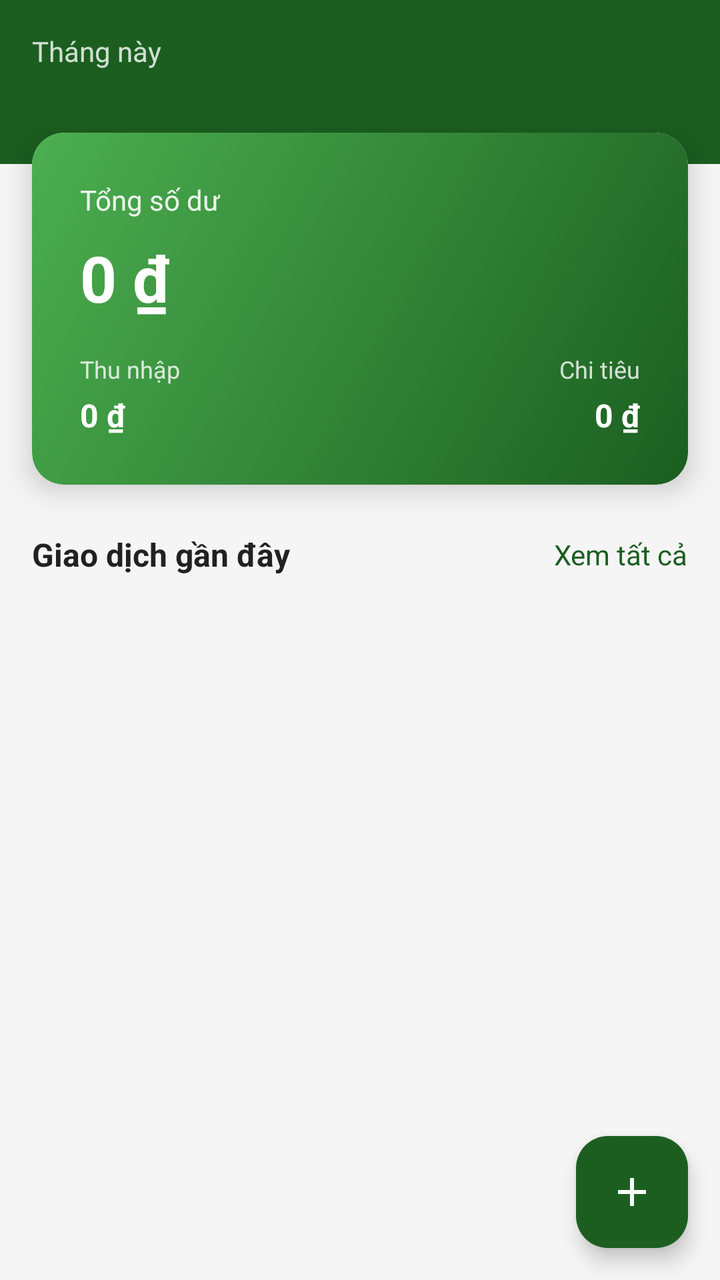
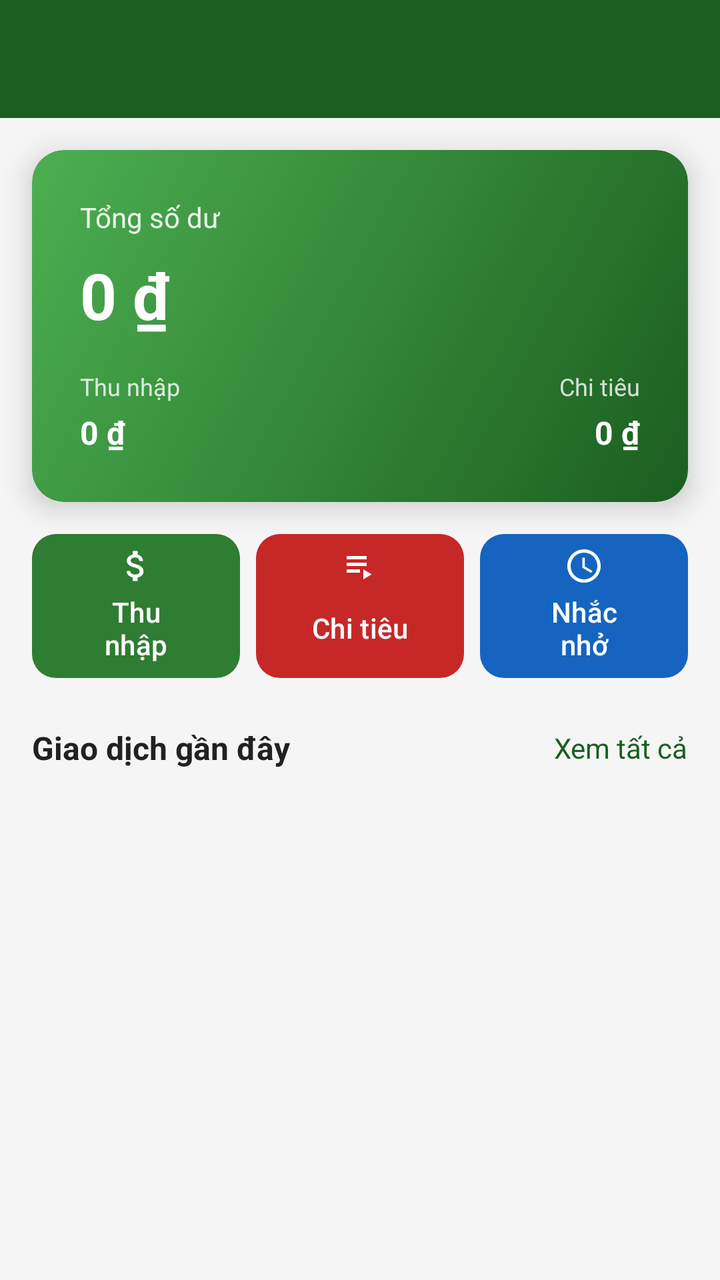

Screens rendered from an Android XML layout before and after an edit, with the pre-edit source and the edit as a unified diff.
<!-- AndroidManifest.xml: application theme Theme.AppQuanLyChiTieu -->
<!-- res/layout/fragment_home.xml -->
<?xml version="1.0" encoding="utf-8"?>
<androidx.coordinatorlayout.widget.CoordinatorLayout xmlns:android="http://schemas.android.com/apk/res/android"
    xmlns:app="http://schemas.android.com/apk/res-auto"
    android:layout_width="match_parent"
    android:layout_height="match_parent"
    android:background="@color/background">

    <androidx.core.widget.NestedScrollView
        android:layout_width="match_parent"
        android:layout_height="match_parent"
        android:clipToPadding="false"
        android:paddingBottom="80dp">

        <LinearLayout
            android:layout_width="match_parent"
            android:layout_height="wrap_content"
            android:orientation="vertical">

            
            <LinearLayout
                android:layout_width="match_parent"
                android:layout_height="wrap_content"
                android:background="@color/primary"
                android:orientation="vertical"
                android:padding="@dimen/spacing_md">

                <TextView
                    android:layout_width="wrap_content"
                    android:layout_height="wrap_content"
                    android:text="@string/this_month"
                    android:textColor="@color/white"
                    android:textSize="@dimen/text_body"
                    android:alpha="0.8" />

                <TextView
                    android:id="@+id/tv_month_year"
                    android:layout_width="wrap_content"
                    android:layout_height="wrap_content"
                    android:textColor="@color/white"
                    android:textSize="@dimen/text_title"
                    android:textStyle="bold"
                    android:layout_marginTop="4dp" />
            </LinearLayout>

            
            <androidx.cardview.widget.CardView
                android:layout_width="match_parent"
                android:layout_height="wrap_content"
                android:layout_marginStart="@dimen/spacing_md"
                android:layout_marginEnd="@dimen/spacing_md"
                android:layout_marginTop="-16dp"
                app:cardCornerRadius="@dimen/card_corner_radius"
                app:cardElevation="8dp">

                <LinearLayout
                    android:layout_width="match_parent"
                    android:layout_height="wrap_content"
                    android:background="@drawable/bg_balance_card"
                    android:orientation="vertical"
                    android:padding="@dimen/spacing_lg">

                    <TextView
                        android:layout_width="wrap_content"
                        android:layout_height="wrap_content"
                        android:text="@string/total_balance"
                        android:textColor="@color/white"
                        android:textSize="@dimen/text_body"
                        android:alpha="0.9" />

                    <TextView
                        android:id="@+id/tv_balance"
                        android:layout_width="wrap_content"
                        android:layout_height="wrap_content"
                        android:text="0 ₫"
                        android:textColor="@color/white"
                        android:textSize="@dimen/text_display"
                        android:textStyle="bold"
                        android:layout_marginTop="8dp" />

                    <LinearLayout
                        android:layout_width="match_parent"
                        android:layout_height="wrap_content"
                        android:layout_marginTop="@dimen/spacing_md"
                        android:orientation="horizontal">

                        
                        <LinearLayout
                            android:layout_width="0dp"
                            android:layout_height="wrap_content"
                            android:layout_weight="1"
                            android:orientation="vertical">

                            <TextView
                                android:layout_width="wrap_content"
                                android:layout_height="wrap_content"
                                android:text="@string/income"
                                android:textColor="@color/white"
                                android:textSize="@dimen/text_caption"
                                android:alpha="0.8" />

                            <TextView
                                android:id="@+id/tv_income"
                                android:layout_width="wrap_content"
                                android:layout_height="wrap_content"
                                android:text="0 ₫"
                                android:textColor="@color/white"
                                android:textSize="@dimen/text_subtitle"
                                android:textStyle="bold"
                                android:layout_marginTop="4dp" />
                        </LinearLayout>

                        
                        <LinearLayout
                            android:layout_width="0dp"
                            android:layout_height="wrap_content"
                            android:layout_weight="1"
                            android:orientation="vertical"
                            android:gravity="end">

                            <TextView
                                android:layout_width="wrap_content"
                                android:layout_height="wrap_content"
                                android:text="@string/expense"
                                android:textColor="@color/white"
                                android:textSize="@dimen/text_caption"
                                android:alpha="0.8" />

                            <TextView
                                android:id="@+id/tv_expense"
                                android:layout_width="wrap_content"
                                android:layout_height="wrap_content"
                                android:text="0 ₫"
                                android:textColor="@color/white"
                                android:textSize="@dimen/text_subtitle"
                                android:textStyle="bold"
                                android:layout_marginTop="4dp" />
                        </LinearLayout>
                    </LinearLayout>
                </LinearLayout>
            </androidx.cardview.widget.CardView>

            
            <LinearLayout
                android:layout_width="match_parent"
                android:layout_height="wrap_content"
                android:orientation="horizontal"
                android:gravity="center_vertical"
                android:paddingStart="@dimen/spacing_md"
                android:paddingEnd="@dimen/spacing_md"
                android:paddingTop="@dimen/spacing_lg"
                android:paddingBottom="@dimen/spacing_sm">

                <TextView
                    android:layout_width="0dp"
                    android:layout_height="wrap_content"
                    android:layout_weight="1"
                    android:text="@string/recent_transactions"
                    android:textColor="@color/text_primary"
                    android:textSize="@dimen/text_subtitle"
                    android:textStyle="bold" />

                <TextView
                    android:id="@+id/tv_see_all"
                    android:layout_width="wrap_content"
                    android:layout_height="wrap_content"
                    android:text="@string/see_all"
                    android:textColor="@color/primary"
                    android:textSize="@dimen/text_body" />
            </LinearLayout>

            
            <ListView
                android:id="@+id/rv_recent_transactions"
                android:layout_width="match_parent"
                android:layout_height="wrap_content"
                android:paddingStart="@dimen/spacing_md"
                android:paddingEnd="@dimen/spacing_md"
                android:divider="@null"
                android:dividerHeight="0dp"
                android:nestedScrollingEnabled="false" />

            
            <TextView
                android:id="@+id/tv_empty"
                android:layout_width="match_parent"
                android:layout_height="wrap_content"
                android:gravity="center"
                android:padding="@dimen/spacing_xl"
                android:text="@string/no_transactions"
                android:textColor="@color/text_hint"
                android:textSize="@dimen/text_body"
                android:visibility="gone" />

        </LinearLayout>
    </androidx.core.widget.NestedScrollView>

    <com.google.android.material.floatingactionbutton.FloatingActionButton
        android:id="@+id/fab_add"
        android:layout_width="wrap_content"
        android:layout_height="wrap_content"
        android:layout_gravity="bottom|end"
        android:layout_margin="@dimen/fab_margin"
        android:layout_marginBottom="72dp"
        android:src="@drawable/ic_add"
        android:contentDescription="@string/add_transaction"
        app:backgroundTint="@color/primary"
        app:tint="@color/white" />

</androidx.coordinatorlayout.widget.CoordinatorLayout>
<!-- resources referenced by this layout -->
<resources>
  <color name="background">#F5F5F5</color>
  <color name="primary">#1B5E20</color>
  <color name="text_hint">#BDBDBD</color>
  <color name="text_primary">#212121</color>
  <color name="white">#FFFFFFFF</color>
  <dimen name="fab_margin">16dp</dimen>
  <dimen name="spacing_lg">24dp</dimen>
  <dimen name="spacing_md">16dp</dimen>
  <dimen name="spacing_sm">8dp</dimen>
  <dimen name="spacing_xl">32dp</dimen>
  <dimen name="text_body">14sp</dimen>
  <dimen name="text_caption">12sp</dimen>
  <dimen name="text_display">32sp</dimen>
  <dimen name="text_subtitle">16sp</dimen>
  <dimen name="text_title">20sp</dimen>
  <!-- drawable ic_add (drawable) -->
  <vector xmlns:android="http://schemas.android.com/apk/res/android"
      android:width="24dp"
      android:height="24dp"
      android:viewportWidth="24"
      android:viewportHeight="24"
      android:tint="?attr/colorControlNormal">
      <path
          android:fillColor="@android:color/white"
          android:pathData="M19,13h-6v6h-2v-6H5v-2h6V5h2v6h6v2z"/>
  </vector>
  <string name="add_transaction">Thêm giao dịch</string>
  <string name="expense">Chi tiêu</string>
  <string name="income">Thu nhập</string>
  <string name="no_transactions">Chưa có giao dịch nào</string>
  <string name="see_all">Xem tất cả</string>
  <string name="this_month">Tháng này</string>
  <color name="primary_dark">#003300</color>
  <color name="on_primary">#FFFFFF</color>
  <color name="secondary">#FF6F00</color>
  <color name="on_secondary">#FFFFFF</color>
  <color name="surface">#FFFFFF</color>
  <color name="on_surface">#1C1C1C</color>
  <!-- unchanged entries left out for length: 8 -->
</resources>

<!-- the commit's change to res/layout/fragment_home.xml (unified diff, before → after) -->
@@ -25,21 +25,12 @@
                 android:padding="@dimen/spacing_md">
 
                 <TextView
-                    android:layout_width="wrap_content"
-                    android:layout_height="wrap_content"
-                    android:text="@string/this_month"
-                    android:textColor="@color/white"
-                    android:textSize="@dimen/text_body"
-                    android:alpha="0.8" />
-
-                <TextView
                     android:id="@+id/tv_month_year"
                     android:layout_width="wrap_content"
                     android:layout_height="wrap_content"
                     android:textColor="@color/white"
                     android:textSize="@dimen/text_title"
-                    android:textStyle="bold"
-                    android:layout_marginTop="4dp" />
+                    android:textStyle="bold" />
             </LinearLayout>
 
             
@@ -48,7 +39,7 @@
                 android:layout_height="wrap_content"
                 android:layout_marginStart="@dimen/spacing_md"
                 android:layout_marginEnd="@dimen/spacing_md"
-                android:layout_marginTop="-16dp"
+                android:layout_marginTop="@dimen/spacing_md"
                 app:cardCornerRadius="@dimen/card_corner_radius"
                 app:cardElevation="8dp">
 
@@ -139,6 +130,64 @@
                 </LinearLayout>
             </androidx.cardview.widget.CardView>
 
+            <LinearLayout
+                android:id="@+id/layout_quick_actions"
+                android:layout_width="match_parent"
+                android:layout_height="wrap_content"
+                android:layout_marginStart="@dimen/spacing_md"
+                android:layout_marginEnd="@dimen/spacing_md"
+                android:layout_marginTop="@dimen/spacing_md"
+                android:baselineAligned="false"
+                android:orientation="horizontal">
+
+                <com.google.android.material.button.MaterialButton
+                    android:id="@+id/btn_quick_income"
+                    style="@style/Widget.App.Button.QuickAction.Income"
+                    android:layout_width="0dp"
+                    android:layout_height="72dp"
+                    android:layout_marginEnd="@dimen/spacing_sm"
+                    android:layout_weight="1"
+                    android:gravity="center"
+                    android:maxLines="2"
+                    android:text="@string/income"
+                    android:textSize="@dimen/text_body"
+                    app:icon="@drawable/ic_salary"
+                    app:iconGravity="top"
+                    app:iconPadding="2dp"
+                    app:iconTint="@color/white" />
+
+                <com.google.android.material.button.MaterialButton
+                    android:id="@+id/btn_quick_expense"
+                    style="@style/Widget.App.Button.QuickAction.Expense"
+                    android:layout_width="0dp"
+                    android:layout_height="72dp"
+                    android:layout_marginEnd="@dimen/spacing_sm"
+                    android:layout_weight="1"
+                    android:gravity="center"
+                    android:maxLines="2"
+                    android:text="@string/expense"
+                    android:textSize="@dimen/text_body"
+                    app:icon="@drawable/ic_transaction"
+                    app:iconGravity="top"
+                    app:iconPadding="2dp"
+                    app:iconTint="@color/white" />
+
+                <com.google.android.material.button.MaterialButton
+                    android:id="@+id/btn_quick_reminder"
+                    style="@style/Widget.App.Button.QuickAction.Budget"
+                    android:layout_width="0dp"
+                    android:layout_height="72dp"
+                    android:layout_weight="1"
+                    android:gravity="center"
+                    android:maxLines="2"
+                    android:text="Nhắc nhở"
+                    android:textSize="@dimen/text_body"
+                    app:icon="@drawable/ic_clock"
+                    app:iconGravity="top"
+                    app:iconPadding="2dp"
+                    app:iconTint="@color/white" />
+            </LinearLayout>
+
             
             <LinearLayout
                 android:layout_width="match_parent"
@@ -168,42 +217,68 @@
                     android:textSize="@dimen/text_body" />
             </LinearLayout>
 
-            
-            <ListView
-                android:id="@+id/rv_recent_transactions"
-                android:layout_width="match_parent"
-                android:layout_height="wrap_content"
+            <LinearLayout
+                android:id="@+id/layout_recent_transactions"
+                android:layout_width="match_parent"
+                android:layout_height="wrap_content"
+                android:orientation="vertical"
                 android:paddingStart="@dimen/spacing_md"
-                android:paddingEnd="@dimen/spacing_md"
-                android:divider="@null"
-                android:dividerHeight="0dp"
-                android:nestedScrollingEnabled="false" />
-
-            
-            <TextView
-                android:id="@+id/tv_empty"
-                android:layout_width="match_parent"
-                android:layout_height="wrap_content"
-                android:gravity="center"
-                android:padding="@dimen/spacing_xl"
-                android:text="@string/no_transactions"
-                android:textColor="@color/text_hint"
-                android:textSize="@dimen/text_body"
-                android:visibility="gone" />
+                android:paddingEnd="@dimen/spacing_md" />
+
+            
+            <include
+                layout="@layout/layout_empty_state_transactions"
+                android:layout_width="match_parent"
+                android:layout_height="wrap_content" />
 
         </LinearLayout>
     </androidx.core.widget.NestedScrollView>
 
-    <com.google.android.material.floatingactionbutton.FloatingActionButton
-        android:id="@+id/fab_add"
+</androidx.coordinatorlayout.widget.CoordinatorLayout>
+<!-- res/layout/layout_empty_state_transactions.xml (included above) -->
+<?xml version="1.0" encoding="utf-8"?>
+<LinearLayout
+    xmlns:android="http://schemas.android.com/apk/res/android"
+    android:id="@+id/layout_empty_state"
+    android:layout_width="match_parent"
+    android:layout_height="wrap_content"
+    android:orientation="vertical"
+    android:gravity="center"
+    android:padding="32dp"
+    android:visibility="gone">
+
+    <ImageView
+        android:id="@+id/iv_empty_illustration"
+        android:layout_width="120dp"
+        android:layout_height="120dp"
+        android:src="@drawable/ic_empty_wallet"
+        android:contentDescription="@null" />
+
+    <TextView
+        android:id="@+id/tv_empty_title"
         android:layout_width="wrap_content"
         android:layout_height="wrap_content"
-        android:layout_gravity="bottom|end"
-        android:layout_margin="@dimen/fab_margin"
-        android:layout_marginBottom="72dp"
-        android:src="@drawable/ic_add"
-        android:contentDescription="@string/add_transaction"
-        app:backgroundTint="@color/primary"
-        app:tint="@color/white" />
-
-</androidx.coordinatorlayout.widget.CoordinatorLayout>
+        android:layout_marginTop="24dp"
+        android:textSize="18sp"
+        android:textStyle="bold"
+        android:textColor="@color/text_primary"
+        android:gravity="center" />
+
+    <TextView
+        android:id="@+id/tv_empty_desc"
+        android:layout_width="wrap_content"
+        android:layout_height="wrap_content"
+        android:layout_marginTop="8dp"
+        android:textSize="14sp"
+        android:textColor="@color/text_hint"
+        android:gravity="center" />
+
+    <Button
+        android:id="@+id/btn_empty_cta"
+        android:layout_width="wrap_content"
+        android:layout_height="wrap_content"
+        android:layout_marginTop="24dp"
+        android:backgroundTint="@color/primary"
+        android:textColor="@color/white" />
+
+</LinearLayout>
<!-- resource entries referenced after the edit -->
@@ -5,17 +5,62 @@
   <color name="text_hint">#BDBDBD</color>
   <color name="text_primary">#212121</color>
   <color name="white">#FFFFFFFF</color>
-  <dimen name="fab_margin">16dp</dimen>
   <dimen name="spacing_lg">24dp</dimen>
   <dimen name="spacing_md">16dp</dimen>
   <dimen name="spacing_sm">8dp</dimen>
-  <dimen name="spacing_xl">32dp</dimen>
   <dimen name="text_body">14sp</dimen>
   <dimen name="text_caption">12sp</dimen>
   <dimen name="text_display">32sp</dimen>
   <dimen name="text_subtitle">16sp</dimen>
   <dimen name="text_title">20sp</dimen>
-  <!-- drawable ic_add (drawable) -->
+  <!-- drawable ic_clock (drawable) -->
+  <vector xmlns:android="http://schemas.android.com/apk/res/android"
+      android:width="24dp"
+      android:height="24dp"
+      android:viewportWidth="24"
+      android:viewportHeight="24"
+      android:tint="?attr/colorControlNormal">
+    <path
+        android:fillColor="@android:color/white"
+        android:pathData="M11.99,2C6.47,2 2,6.48 2,12s4.47,10 9.99,10C17.52,22 22,17.52 22,12S17.52,2 11.99,2zM12,20c-4.42,0 -8,-3.58 -8,-8s3.58,-8 8,-8 8,3.58 8,8 -3.58,8 -8,8zM12.5,7H11v6l5.25,3.15 0.75,-1.23 -4.5,-2.67z"/>
+  </vector>
+  <!-- drawable ic_empty_wallet (drawable) -->
+  <?xml version="1.0" encoding="utf-8"?>
+  <vector xmlns:android="http://schemas.android.com/apk/res/android"
+      android:width="24dp"
+      android:height="24dp"
+      android:viewportWidth="24"
+      android:viewportHeight="24">
+  
+      
+      <path
+          android:fillColor="#9E9E9E"
+          android:pathData="M20,4H4C2.89,4 2,4.89 2,6V18C2,19.11 2.89,20 4,20H20C21.11,20 22,19.11 22,18V6C22,4.89 21.11,4 20,4Z" />
+  
+      
+      <path
+          android:fillColor="#FFFFFF"
+          android:pathData="M2,9H22V11H2Z" />
+  
+      
+      <path
+          android:fillColor="#BDBDBD"
+          android:pathData="M16,13H20C20.55,13 21,13.45 21,14V17C21,17.55 20.55,18 20,18H16C15.45,18 15,17.55 15,17V14C15,13.45 15.45,13 16,13Z" />
+  
+      
+      <path
+          android:fillColor="#9E9E9E"
+          android:pathData="M18,15.5m-1,0a1,1 0,1 1,2 0a1,1 0,1 1,-2 0" />
+  
+  </vector>
+  <!-- drawable ic_salary (drawable) -->
+  <vector xmlns:android="http://schemas.android.com/apk/res/android"
+      android:width="24dp" android:height="24dp"
+      android:viewportWidth="24" android:viewportHeight="24">
+      <path android:fillColor="#4CAF50"
+          android:pathData="M11.8,10.9c-2.27,-0.59 -3,-1.2 -3,-2.15 0,-1.09 1.01,-1.85 2.7,-1.85 1.78,0 2.44,0.85 2.5,2.1h2.21c-0.07,-1.72 -1.12,-3.3 -3.21,-3.81V3h-3v2.16c-1.94,0.42 -3.5,1.68 -3.5,3.61 0,2.31 1.91,3.46 4.7,4.13 2.5,0.6 3,1.48 3,2.41 0,0.69 -0.49,1.79 -2.7,1.79 -2.06,0 -2.87,-0.92 -2.98,-2.1h-2.2c0.12,2.19 1.76,3.42 3.68,3.83V21h3v-2.15c1.95,-0.37 3.5,-1.5 3.5,-3.55 0,-2.84 -2.43,-3.81 -4.7,-4.4z"/>
+  </vector>
+  <!-- drawable ic_transaction (drawable) -->
   <vector xmlns:android="http://schemas.android.com/apk/res/android"
       android:width="24dp"
       android:height="24dp"
@@ -24,14 +69,23 @@
       android:tint="?attr/colorControlNormal">
       <path
           android:fillColor="@android:color/white"
-          android:pathData="M19,13h-6v6h-2v-6H5v-2h6V5h2v6h6v2z"/>
+          android:pathData="M4,10h12v2H4zM4,6h12v2H4zM4,14h8v2H4zM14,14v6l5,-3z"/>
   </vector>
-  <string name="add_transaction">Thêm giao dịch</string>
   <string name="expense">Chi tiêu</string>
   <string name="income">Thu nhập</string>
-  <string name="no_transactions">Chưa có giao dịch nào</string>
   <string name="see_all">Xem tất cả</string>
-  <string name="this_month">Tháng này</string>
+  <style name="Widget.App.Button.QuickAction.Budget">
+          <item name="backgroundTint">@color/budget_color</item>
+      </style>
+  <style name="Widget.App.Button.QuickAction.Expense">
+          <item name="backgroundTint">@color/expense_color</item>
+      </style>
+  <style name="Widget.App.Button.QuickAction.Income">
+          <item name="backgroundTint">@color/income_color</item>
+      </style>
+  <color name="budget_color">#1565C0</color>
+  <color name="expense_color">#C62828</color>
+  <color name="income_color">#2E7D32</color>
   <color name="primary_dark">#003300</color>
   <color name="on_primary">#FFFFFF</color>
   <color name="secondary">#FF6F00</color>
